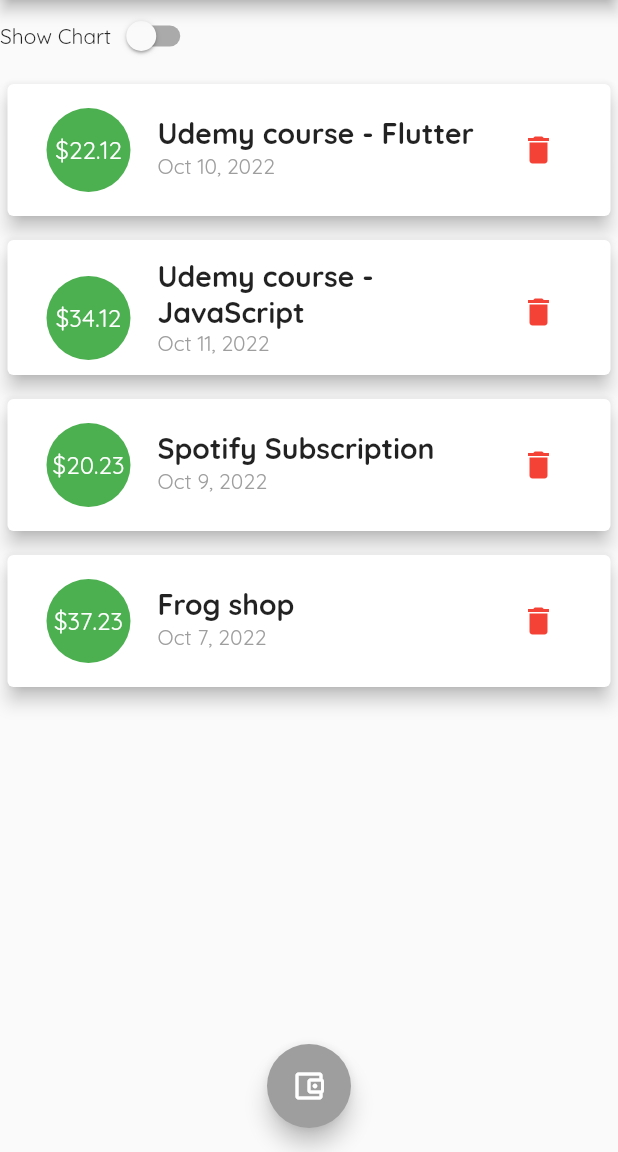
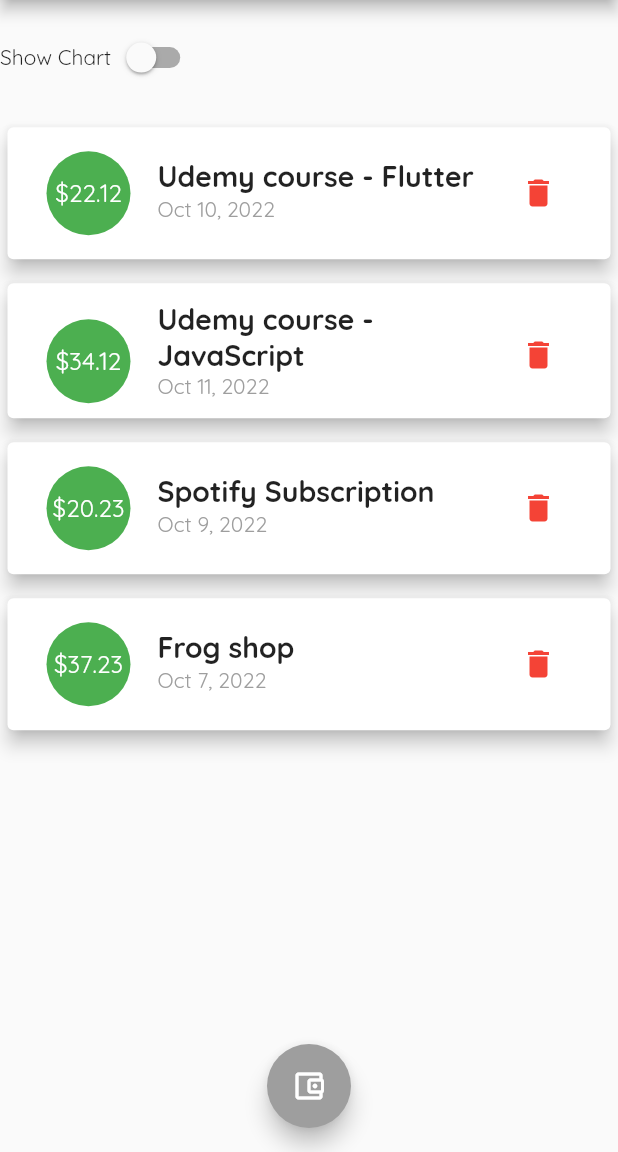
Before and after one commit to AnonymousKnownPerson/Student-Expenses, a Flutter app: the screen it shows after launch, on a phone screen of 412 x 824 dp, the part 84-1236 px from its top. Run offline on Flutter 3.47's test engine with Material 2 defaults, Android fonts, the light colour scheme and no system bars.

Commit message:
Commit to not lose this

```diff
--- a/lib/main.dart
+++ b/lib/main.dart
@@ -29,7 +29,7 @@
               secondary: Colors.grey,
             ),
         fontFamily: 'Quicksand',
-        appBarTheme: AppBarTheme(
+        appBarTheme: const AppBarTheme(
           toolbarTextStyle: TextStyle(fontFamily: 'Quicksand'),
         ),
       ),
@@ -73,7 +73,7 @@
   List<Transaction> get _recentTransactions {
     return _userTransaction.where((element) {
       return element.date.isAfter(DateTime.now().subtract(
-        Duration(days: 7),
+        const Duration(days: 7),
       ));
     }).toList();
   }
@@ -123,6 +123,9 @@
       ),
       centerTitle: true,
     );
+    final mainHeight = MediaQuery.of(context).size.height -
+        appBar.preferredSize.height -
+        MediaQuery.of(context).padding.top;
     return Scaffold(
       resizeToAvoidBottomInset: false,
       appBar: appBar,
@@ -130,37 +133,33 @@
         child: Column(
           crossAxisAlignment: CrossAxisAlignment.stretch,
           children: <Widget>[
-            Row(
+            SizedBox(
+              height: mainHeight * 0.1,
+              child: Row(
                 children: [
-                Text('Show Chart'),
+                  const Text('Show Chart'),
                   Switch(
                     value: _showChart,
                     activeColor: Theme.of(context).colorScheme.primary,
                     onChanged: (val) {
                       setState(() {
                         _showChart = val;
-                      print(_showChart);
                       });
                     },
                   ),
                 ],
               ),
+            ),
             _showChart
-                ? Container(
-                    height: (MediaQuery.of(context).size.height -
-                            appBar.preferredSize.height -
-                            MediaQuery.of(context).padding.top) *
-                        0.25,
+                ? SizedBox(
+                    height: mainHeight * 0.25,
                     child: Chart(
                       recentTransaction: _recentTransactions,
                     ),
                   )
                 : Container(),
-            Container(
-              height: (MediaQuery.of(context).size.height -
-                      appBar.preferredSize.height -
-                      MediaQuery.of(context).padding.top) *
-                  0.75,
+            SizedBox(
+              height: _showChart ? mainHeight * 0.65 : mainHeight * 0.90,
               child: TransactionList(
                 userTransaction: _userTransaction,
                 deleteTransaction: _deleteNewTransaction,
--- a/lib/widgets/transaction_list.dart
+++ b/lib/widgets/transaction_list.dart
@@ -23,7 +23,7 @@
                 const SizedBox(
                   height: 20,
                 ),
-                Container(
+                SizedBox(
                   child: Image.asset(
                     'assets/images/waiting.png',
                     fit: BoxFit.cover,
```
Lines whose indentation alone changed are shown as unchanged.
